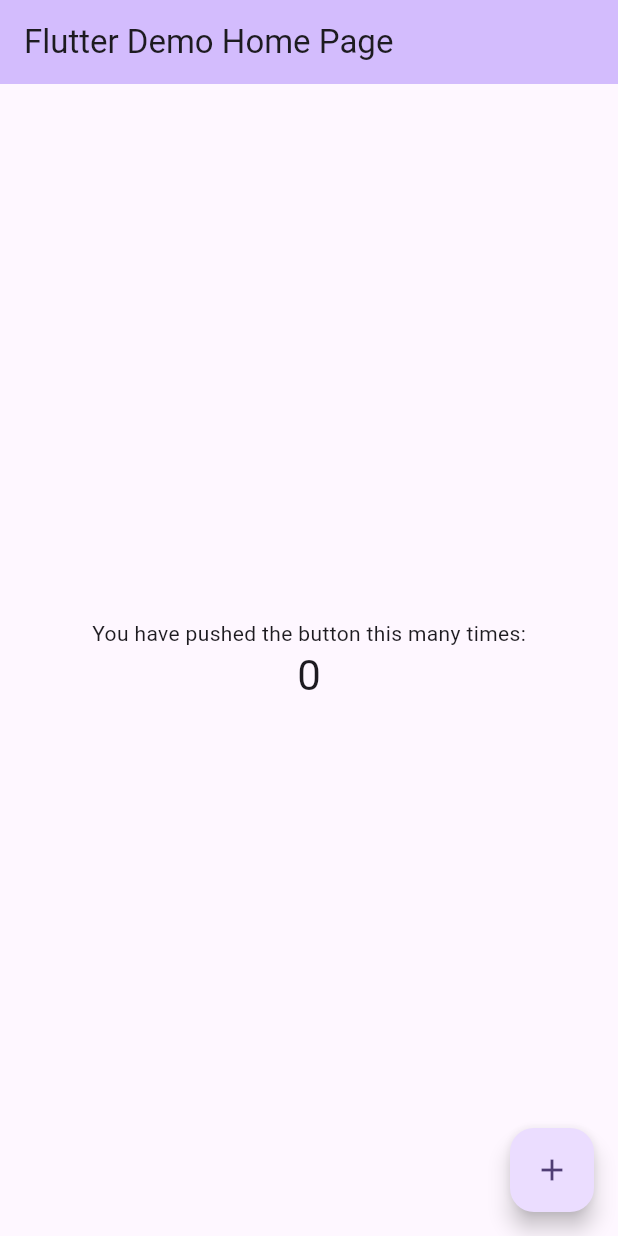
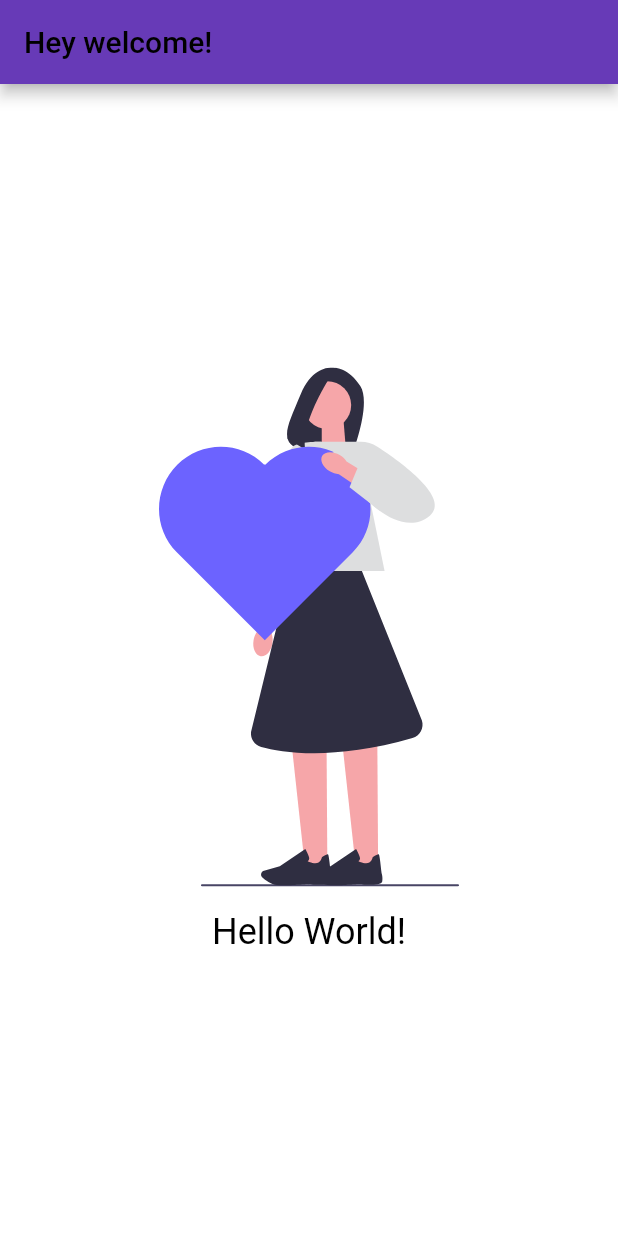
Before and after one commit to sandeepsandy62/Flutter-Projects, a Flutter app: the screen it shows after launch, on a phone screen of 412 x 824 dp. Run offline on Flutter 3.47's test engine with Material 2 defaults, Android fonts, the phone set to English and light mode, and no system bars; our stand-ins replace flutter_svg.

Commit message:
done with helloworld app

```diff
--- a/helloworld/lib/main.dart
+++ b/helloworld/lib/main.dart
@@ -1,125 +1,35 @@
 import 'package:flutter/material.dart';
+import 'package:flutter_svg/flutter_svg.dart';
 
 void main() {
-  runApp(const MyApp());
-}
-
-class MyApp extends StatelessWidget {
-  const MyApp({super.key});
-
-  // This widget is the root of your application.
-  @override
-  Widget build(BuildContext context) {
-    return MaterialApp(
-      title: 'Flutter Demo',
-      theme: ThemeData(
-        // This is the theme of your application.
-        //
-        // TRY THIS: Try running your application with "flutter run". You'll see
-        // the application has a blue toolbar. Then, without quitting the app,
-        // try changing the seedColor in the colorScheme below to Colors.green
-        // and then invoke "hot reload" (save your changes or press the "hot
-        // reload" button in a Flutter-supported IDE, or press "r" if you used
-        // the command line to start the app).
-        //
-        // Notice that the counter didn't reset back to zero; the application
-        // state is not lost during the reload. To reset the state, use hot
-        // restart instead.
-        //
-        // This works for code too, not just values: Most code changes can be
-        // tested with just a hot reload.
-        colorScheme: ColorScheme.fromSeed(seedColor: Colors.deepPurple),
-        useMaterial3: true,
+  runApp(MaterialApp(
+    debugShowCheckedModeBanner: false,
+    home: Scaffold(
+        backgroundColor: Colors.white,
+        appBar: AppBar(
+            backgroundColor: Colors.deepPurple,
+            title: Text(
+              "Hey welcome!",
+              style: TextStyle(
+                fontSize: 20,
+                color: Colors.black,
               ),
-      home: const MyHomePage(title: 'Flutter Demo Home Page'),
-    );
-  }
-}
-
-class MyHomePage extends StatefulWidget {
-  const MyHomePage({super.key, required this.title});
-
-  // This widget is the home page of your application. It is stateful, meaning
-  // that it has a State object (defined below) that contains fields that affect
-  // how it looks.
-
-  // This class is the configuration for the state. It holds the values (in this
-  // case the title) provided by the parent (in this case the App widget) and
-  // used by the build method of the State. Fields in a Widget subclass are
-  // always marked "final".
-
-  final String title;
-
-  @override
-  State<MyHomePage> createState() => _MyHomePageState();
-}
-
-class _MyHomePageState extends State<MyHomePage> {
-  int _counter = 0;
-
-  void _incrementCounter() {
-    setState(() {
-      // This call to setState tells the Flutter framework that something has
-      // changed in this State, which causes it to rerun the build method below
-      // so that the display can reflect the updated values. If we changed
-      // _counter without calling setState(), then the build method would not be
-      // called again, and so nothing would appear to happen.
-      _counter++;
-    });
-  }
-
-  @override
-  Widget build(BuildContext context) {
-    // This method is rerun every time setState is called, for instance as done
-    // by the _incrementCounter method above.
-    //
-    // The Flutter framework has been optimized to make rerunning build methods
-    // fast, so that you can just rebuild anything that needs updating rather
-    // than having to individually change instances of widgets.
-    return Scaffold(
-      appBar: AppBar(
-        // TRY THIS: Try changing the color here to a specific color (to
-        // Colors.amber, perhaps?) and trigger a hot reload to see the AppBar
-        // change color while the other colors stay the same.
-        backgroundColor: Theme.of(context).colorScheme.inversePrimary,
-        // Here we take the value from the MyHomePage object that was created by
-        // the App.build method, and use it to set our appbar title.
-        title: Text(widget.title),
+            )),
+        body: Center(
+          child: Column(
+            mainAxisAlignment: MainAxisAlignment.center,
+            children: [
+              SvgPicture.asset(
+                'assets/images/bg.svg',
+                width: 200,
               ),
-      body: Center(
-        // Center is a layout widget. It takes a single child and positions it
-        // in the middle of the parent.
-        child: Column(
-          // Column is also a layout widget. It takes a list of children and
-          // arranges them vertically. By default, it sizes itself to fit its
-          // children horizontally, and tries to be as tall as its parent.
-          //
-          // Column has various properties to control how it sizes itself and
-          // how it positions its children. Here we use mainAxisAlignment to
-          // center the children vertically; the main axis here is the vertical
-          // axis because Columns are vertical (the cross axis would be
-          // horizontal).
-          //
-          // TRY THIS: Invoke "debug painting" (choose the "Toggle Debug Paint"
-          // action in the IDE, or press "p" in the console), to see the
-          // wireframe for each widget.
-          mainAxisAlignment: MainAxisAlignment.center,
-          children: <Widget>[
-            const Text(
-              'You have pushed the button this many times:',
-            ),
+              SizedBox(height: 16),
               Text(
-              '$_counter',
-              style: Theme.of(context).textTheme.headlineMedium,
+                "Hello World!",
+                style: TextStyle(fontSize: 24, color: Colors.black),
               ),
             ],
           ),
-      ),
-      floatingActionButton: FloatingActionButton(
-        onPressed: _incrementCounter,
-        tooltip: 'Increment',
-        child: const Icon(Icons.add),
-      ), // This trailing comma makes auto-formatting nicer for build methods.
-    );
+        )),
+  ));
 }
-}
--- a/helloworld/pubspec.yaml
+++ b/helloworld/pubspec.yaml
@@ -31,6 +31,8 @@ dependencies:
   flutter:
     sdk: flutter
 
+  flutter_svg: ^0.22.0
+
 
   # The following adds the Cupertino Icons font to your application.
   # Use with the CupertinoIcons class for iOS style icons.
@@ -52,6 +54,8 @@ dev_dependencies:
 
 # The following section is specific to Flutter packages.
 flutter:
+  assets:
+    - assets/images/
 
   # The following line ensures that the Material Icons font is
   # included with your application, so that you can use the icons in
```
Also changed, not shown: helloworld/assets/images/bg.svg (added), helloworld/pubspec.lock. Lines whose indentation alone changed are shown as unchanged.
